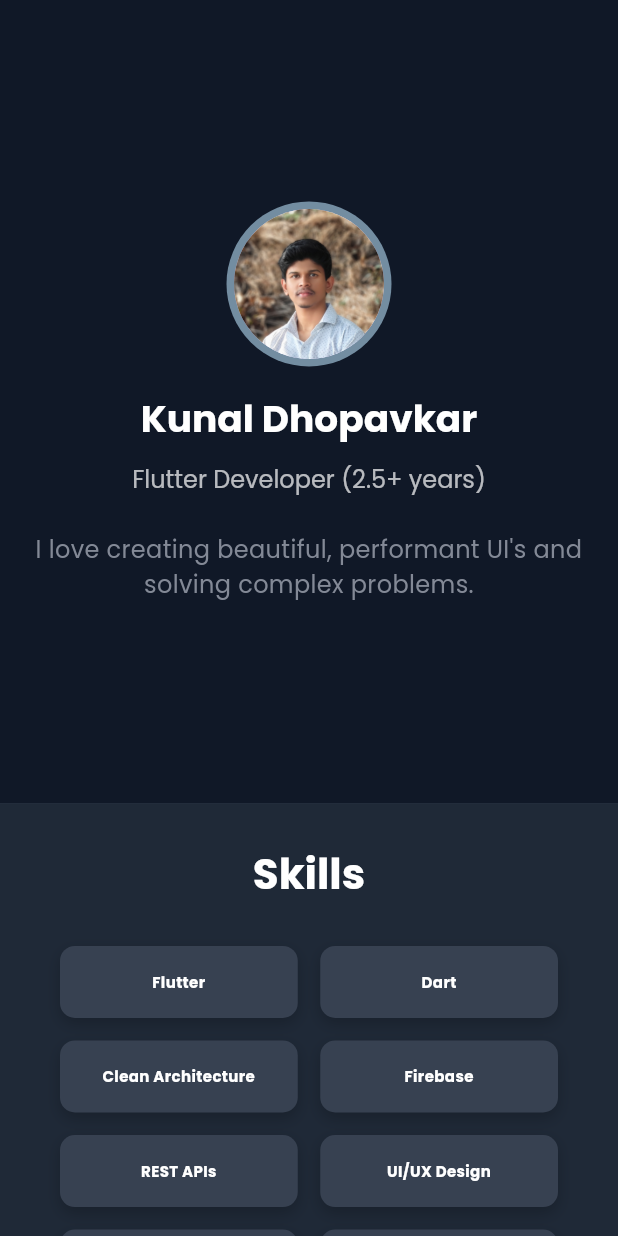
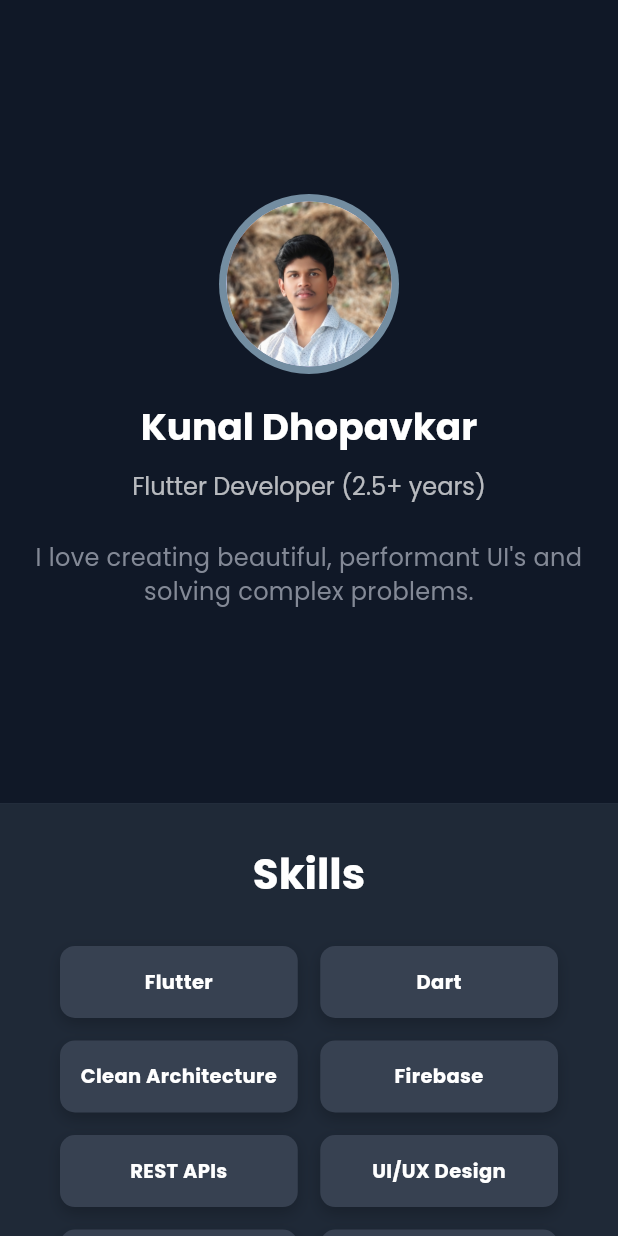
Before and after one commit to flutter-dev-kunal/portfolio, a Flutter app: the screen it shows after launch, on a phone screen of 412 x 824 dp. Run offline on Flutter 3.47's test engine with Material 3 defaults, Android fonts, the phone set to English and light mode, and no system bars; drawn by our look-alikes of flutter_animate; our stand-ins replace google_fonts, visibility_detector.

Commit message:
* Added animation for header view, project and skills view

```diff
--- a/lib/screens/home_screen.dart
+++ b/lib/screens/home_screen.dart
@@ -22,18 +22,17 @@ class HomeScreen extends StatelessWidget {
             //   animationType: AnimationType.fadeIn,
             //   child: const AboutSection(),
             // ),
-            _AnimatedOnScrollWidget(
+            AnimatedOnScrollWidget(
               key: const Key('skills'),
               animationType: AnimationType.fadeIn,
               child: const SkillsSection(),
             ),
-            _AnimatedOnScrollWidget(
+            AnimatedOnScrollWidget(
               key: const Key('projects'),
-              animationType: AnimationType.slideFromLeft,
+              animationType: AnimationType.fadeIn,
               child: const ProjectsSection(),
             ),
-
-            _AnimatedOnScrollWidget(
+            AnimatedOnScrollWidget(
               key: const Key('footer'),
               animationType: AnimationType.fadeIn,
               child: const Footer(),
@@ -48,21 +47,21 @@ class HomeScreen extends StatelessWidget {
 // Custom widget for scroll-triggered animations
 enum AnimationType { fadeIn, slideFromLeft, scale }
 
-class _AnimatedOnScrollWidget extends StatefulWidget {
+class AnimatedOnScrollWidget extends StatefulWidget {
   final Widget child;
   final AnimationType animationType;
 
-  const _AnimatedOnScrollWidget({
+  const AnimatedOnScrollWidget({
     required Key key,
     required this.child,
     required this.animationType,
   }) : super(key: key);
 
   @override
-  State<_AnimatedOnScrollWidget> createState() => _AnimatedOnScrollWidgetState();
+  State<AnimatedOnScrollWidget> createState() => _AnimatedOnScrollWidgetState();
 }
 
-class _AnimatedOnScrollWidgetState extends State<_AnimatedOnScrollWidget>
+class _AnimatedOnScrollWidgetState extends State<AnimatedOnScrollWidget>
     with TickerProviderStateMixin {
   late AnimationController _controller;
   late Animation<double> _animation;
--- a/lib/widgets/header.dart
+++ b/lib/widgets/header.dart
@@ -1,4 +1,5 @@
 import 'package:flutter/material.dart';
+import 'package:flutter_animate/flutter_animate.dart';
 
 class Header extends StatelessWidget {
   const Header({super.key});
@@ -24,19 +25,19 @@ class Header extends StatelessWidget {
                 alignment: Alignment.center,
                 children: [
                   Container(
-                    width: isMobile ? 110 : 150,
-                    height: isMobile ? 110 : 150,
+                    width: isMobile ? 120 : 150,
+                    height: isMobile ? 120 : 150,
                     decoration: BoxDecoration(
                       color: Color(0xFF738da1),
                       shape: BoxShape.circle
                     )
                   ),
                   CircleAvatar(
-                    radius: isMobile ? 50 : 70, // Smaller avatar on mobile
+                    radius: isMobile ? 55 : 70, // Smaller avatar on mobile
                     backgroundImage: const AssetImage('assets/my_pic.jpeg'), // Replace with your photo
                   )
                 ],
-              ),
+              ).animate().fadeIn(duration: Duration(seconds: 1)),
               SizedBox(height: isMobile ? 20 : 30),
               Text(
                 'Kunal Dhopavkar',
@@ -46,7 +47,7 @@ class Header extends StatelessWidget {
                   fontSize: isMobile ? 25 : 30, // Smaller font on mobile
                 ),
                 textAlign: TextAlign.center,
-              ),
+              ).animate().fadeIn(duration: Duration(seconds: 1)),
               SizedBox(height: isMobile ? 15 : 25),
               Text(
                 'Flutter Developer (2.5+ years)',
@@ -55,13 +56,13 @@ class Header extends StatelessWidget {
                   fontSize: isMobile ? 16 : 22, // Smaller font on mobile
                 ),
                 textAlign: TextAlign.center,
-              ),
+              ).animate().fadeIn(duration: Duration(seconds: 1)),
               SizedBox(height: isMobile ? 25 : 30),
               const Text(
                 "I love creating beautiful, performant UI's and solving complex problems.",
                 style: TextStyle(fontSize: 16,color: Color(0xFF838996)), // Smaller font
                 textAlign: TextAlign.center,
-              ),
+              ).animate().fadeIn(duration: Duration(seconds: 1)),
               // SizedBox(height: isMobile ? 20 : 30),
               // ElevatedButton(
               //   onPressed: () {},
--- a/lib/widgets/projects_section.dart
+++ b/lib/widgets/projects_section.dart
@@ -1,4 +1,5 @@
 import 'package:flutter/material.dart';
+import 'package:flutter_animate/flutter_animate.dart';
 import 'package:url_launcher/url_launcher.dart';
 import '../models/project.dart';
 
@@ -118,7 +119,7 @@ class ProjectsSection extends StatelessWidget {
                           ),
                         ],
                       ),
-                    );
+                    ).animate().fadeIn(duration: Duration(seconds: 1));
                   },
                 ),
               )
--- a/lib/widgets/skills_section.dart
+++ b/lib/widgets/skills_section.dart
@@ -1,4 +1,5 @@
 import 'package:flutter/material.dart';
+import 'package:flutter_animate/flutter_animate.dart';
 
 class SkillsSection extends StatelessWidget {
   const SkillsSection({super.key});
@@ -52,7 +53,7 @@ class SkillsSection extends StatelessWidget {
                   return _SkillChip(
                     name: skill,
                     isMobile: isMobile,
-                  );
+                  ).animate().slide(duration: Duration(seconds: 1));
                 },
               ),
             ],
@@ -111,7 +112,7 @@ class _SkillChipState extends State<_SkillChip> {
                 style: TextStyle(
                   color: Colors.white,
                   fontWeight: FontWeight.bold,
-                  fontSize: widget.isMobile ? 10 : 14, // Slightly smaller text
+                  fontSize: widget.isMobile ? 13 : 15, // Slightly smaller text
                 ),
                 textAlign: TextAlign.center,
               ),
```
